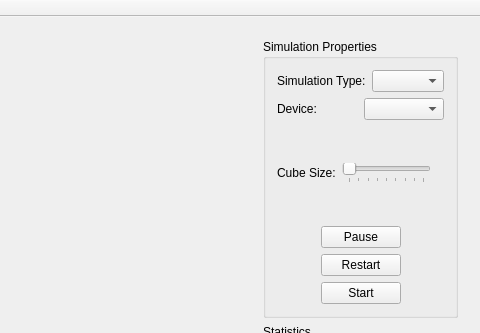
Before: the Qt Designer form ui/mainwindow.ui in mlykotom/gmu-water-simulation, drawn with Qt 5; both pictures show x 409 to 889 and y 0 to 333 of the 889 by 625 pixel window.
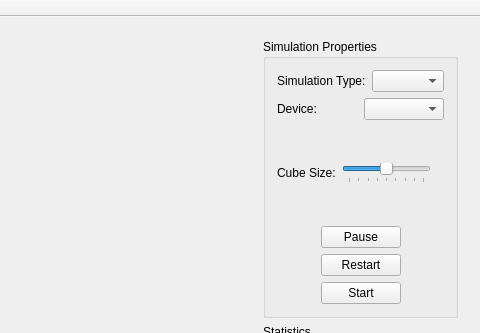
After: the same form once the commit is applied.

Commit message: Reorder simulations (gpu,brute,cpu)

```diff
--- a/ui/mainwindow.ui
+++ b/ui/mainwindow.ui
@@ -107,7 +107,7 @@
                  <number>1</number>
                 </property>
                 <property name="value">
-                 <number>1</number>
+                 <number>5</number>
                 </property>
                 <property name="orientation">
                  <enum>Qt::Horizontal</enum>
```
Left out of the diff: 3 changed lines with no effect on the pictures. The commit also changes 2 other files.
